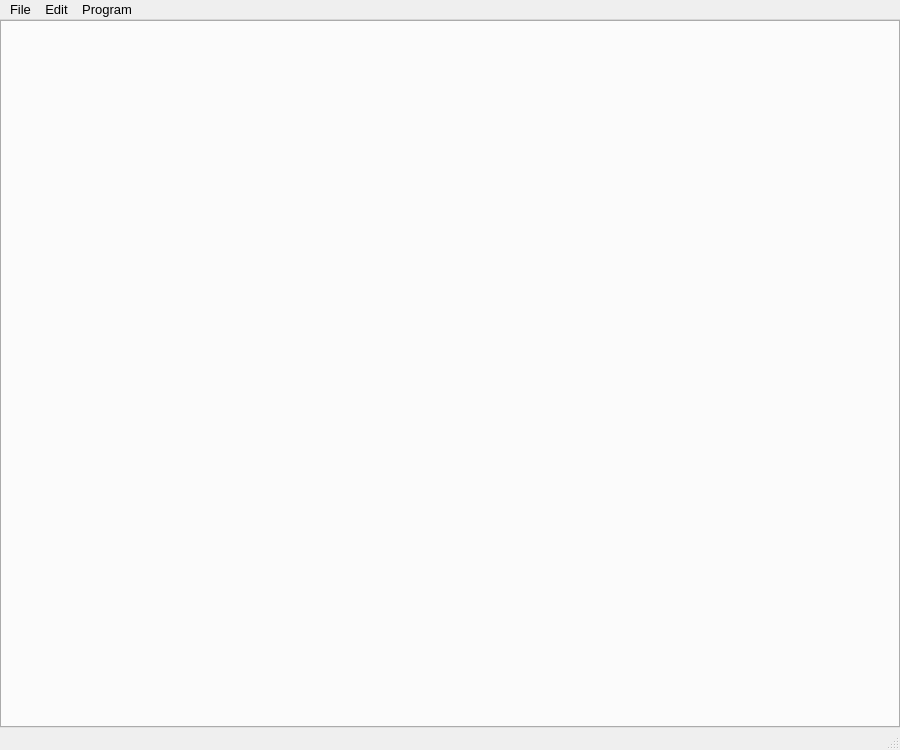
Qt form EasyNotepad/mainwindow.ui (maurictg/EasyNotepad) before a commit.
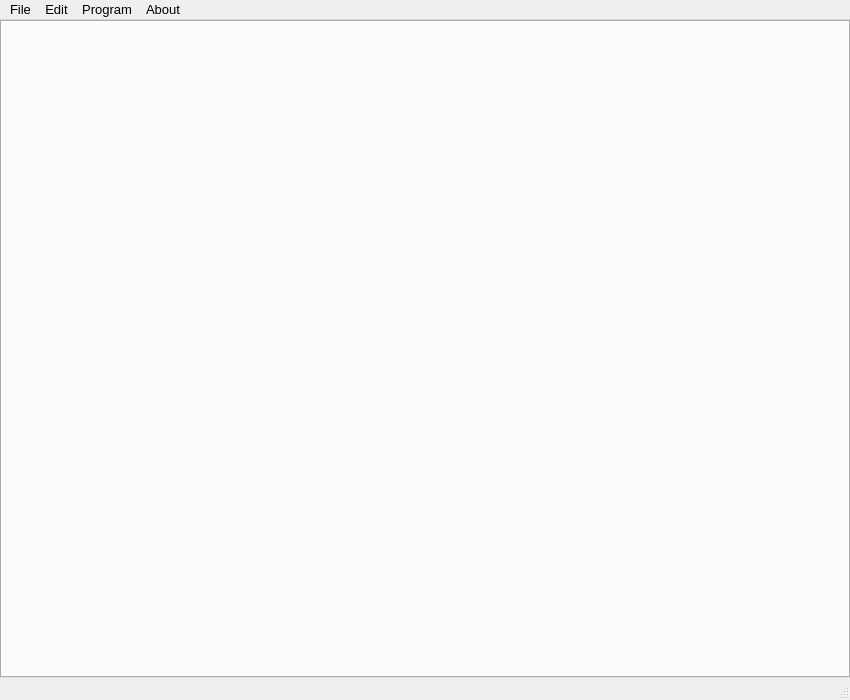
The same form after that commit. Icons and pictures are not drawn.

```diff
--- a/EasyNotepad/mainwindow.ui
+++ b/EasyNotepad/mainwindow.ui
@@ -6,14 +6,26 @@
    <rect>
     <x>0</x>
     <y>0</y>
-    <width>900</width>
-    <height>750</height>
+    <width>850</width>
+    <height>700</height>
    </rect>
   </property>
   <property name="windowTitle">
    <string>MainWindow</string>
   </property>
+  <property name="styleSheet">
+   <string notr="true"/>
+  </property>
+  <property name="locale">
+   <locale language="English" country="UnitedStates"/>
+  </property>
   <widget class="QWidget" name="centralwidget">
+   <property name="autoFillBackground">
+    <bool>false</bool>
+   </property>
+   <property name="styleSheet">
+    <string notr="true">background-image: ./icons8/icons8_copybook.ico</string>
+   </property>
    <layout class="QGridLayout" name="gridLayout">
     <property name="leftMargin">
      <number>0</number>
@@ -31,12 +43,16 @@
      <widget class="QTabWidget" name="tabs">
       <property name="font">
        <font>
+        <family>Consolas</family>
         <pointsize>12</pointsize>
        </font>
       </property>
       <property name="currentIndex">
        <number>-1</number>
       </property>
+      <property name="movable">
+       <bool>true</bool>
+      </property>
      </widget>
     </item>
    </layout>
@@ -46,7 +62,7 @@
     <rect>
      <x>0</x>
      <y>0</y>
-     <width>900</width>
+     <width>850</width>
      <height>28</height>
     </rect>
    </property>
@@ -161,9 +177,16 @@
     <addaction name="actionForce_Quit"/>
     <addaction name="separator"/>
    </widget>
+   <widget class="QMenu" name="menuAbout">
+    <property name="title">
+     <string>About</string>
+    </property>
+    <addaction name="actionAbout"/>
+   </widget>
    <addaction name="menuFile"/>
    <addaction name="menuEdit"/>
    <addaction name="menuProgram"/>
+   <addaction name="menuAbout"/>
   </widget>
   <widget class="QStatusBar" name="statusbar"/>
   <action name="action_Exit">
```
Left out of the diff: 14 changed lines with no effect on the pictures.
